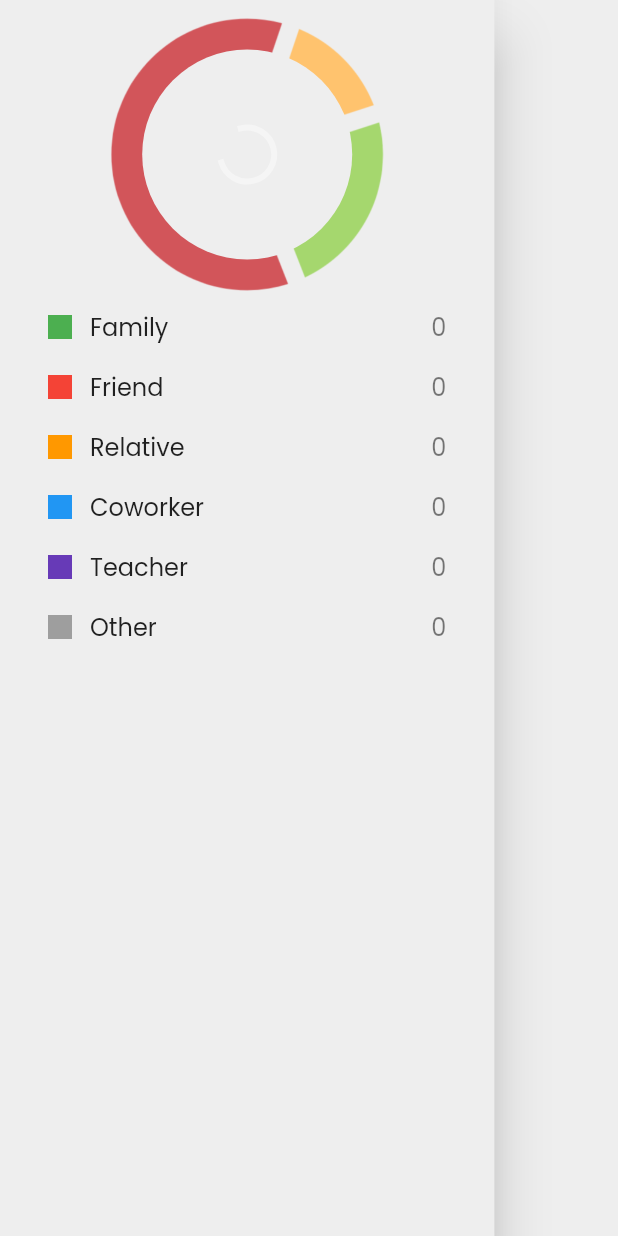
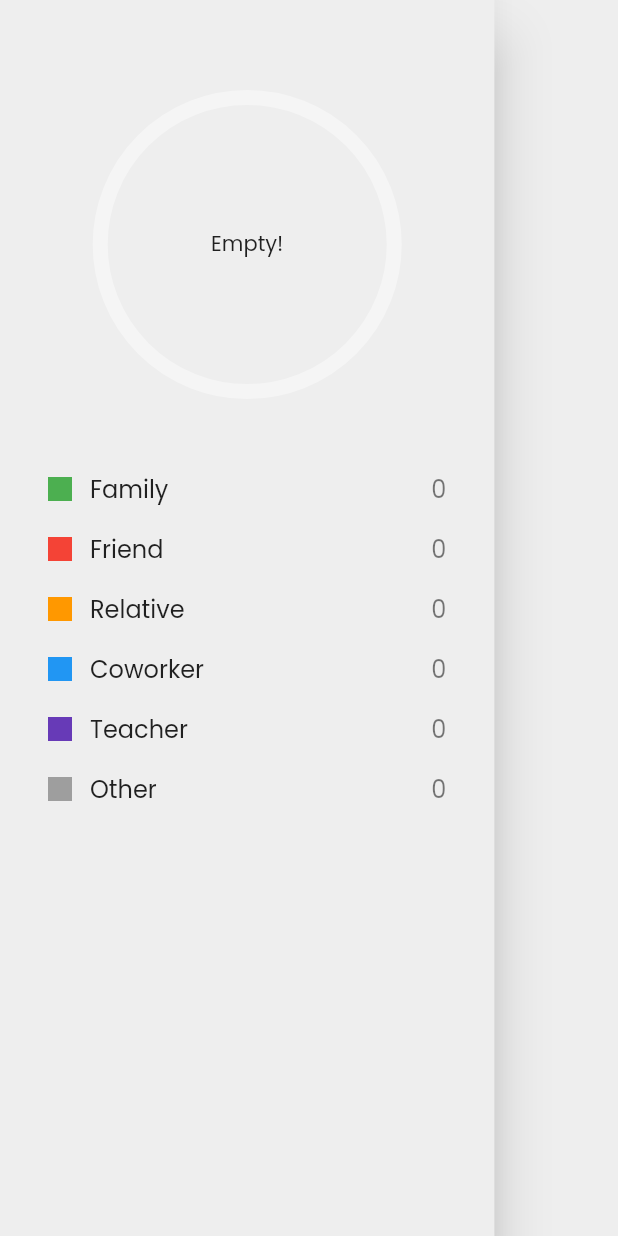
Before and after one commit to BishalTamangDev/linklocker_flutter, a Flutter app: the CustomDrawerWidget widget shown alone on an empty page, opened directly, on a phone screen of 412 x 824 dp. Run offline on Flutter 3.47's test engine with Material 3 defaults, Android fonts, the phone set to English and light mode, and no system bars; drawn by our look-alikes of fl_chart; our stand-ins replace flutter_image_compress, go_router, image_picker, qr_flutter, share_plus, sqflite; missing offline and left inert: mobile_scanner; accounts and stored records are empty.

Commit message:
pie chart added

```diff
--- a/lib/features/presentation/home/widgets/custom_drawer_widget.dart
+++ b/lib/features/presentation/home/widgets/custom_drawer_widget.dart
@@ -1,3 +1,7 @@
+import 'dart:math';
+import 'dart:developer' as developer;
+
+import 'package:fl_chart/fl_chart.dart';
 import 'package:flutter/material.dart';
 import 'package:linklocker/core/constants/app_constants.dart';
 import 'package:linklocker/core/constants/app_functions.dart';
@@ -23,38 +27,162 @@ class _CustomDrawerWidgetState extends State<CustomDrawerWidget> {
   @override
   Widget build(BuildContext context) {
     var mediaQuery = MediaQuery.of(context);
+    var colorScheme = Theme.of(context).colorScheme;
+
     return Drawer(
       width: mediaQuery.size.width / 1.25,
       child: SingleChildScrollView(
         child: Column(
+          spacing: 16.0,
           children: [
+            const SizedBox(height: 44.0),
+
             // fl chart
             SizedBox(
-              width: mediaQuery.size.width / 1.25,
-              child: Column(
-                children: [
-                  SizedBox(height: mediaQuery.padding.top * 2),
-                  SizedBox(
-                    width: mediaQuery.size.width / 2,
-                    child: Stack(
+              width: mediaQuery.size.width / 2,
+              height: mediaQuery.size.width / 2,
+              child: FutureBuilder(
+                future: _chartData,
+                builder: (context, snapshot) {
+                  if (snapshot.connectionState == ConnectionState.done) {
+                    if (snapshot.hasError) {
+                      return Stack(
+                        alignment: Alignment.center,
+                        children: [
+                          PieChart(
+                            PieChartData(
+                              sections: [
+                                PieChartSectionData(
+                                  value: 1,
+                                  radius: 10,
+                                  title: "",
+                                  color: colorScheme.surface,
+                                )
+                              ],
+                            ),
+                          ),
+                          Text("An error occurred!"),
+                        ],
+                      );
+                    } else {
+                      if (!snapshot.hasData) {
+                        return Stack(
+                          alignment: Alignment.center,
+                          children: [
+                            PieChart(
+                              PieChartData(
+                                sections: [
+                                  PieChartSectionData(
+                                    value: 1,
+                                    radius: 10,
+                                    title: "No data found!",
+                                    color: colorScheme.surface,
+                                  )
+                                ],
+                              ),
+                            ),
+                            const Text("Empty!"),
+                          ],
+                        );
+                      } else {
+                        developer.log("Chart data :: ${snapshot.data}");
+
+                        bool empty = true;
+
+                        if (snapshot.data != null) {
+                          for (var chartData in snapshot.data!) {
+                            if (chartData['count'] != 0) {
+                              empty = false;
+                            }
+                          }
+                        }
+
+                        return empty
+                            ? Stack(
+                                alignment: Alignment.center,
+                                children: [
+                                  PieChart(
+                                    PieChartData(
+                                      sections: [
+                                        PieChartSectionData(
+                                          value: 1,
+                                          radius: 10,
+                                          title: "",
+                                          color: colorScheme.surface,
+                                        )
+                                      ],
+                                    ),
+                                  ),
+                                  const Text("Empty!"),
+                                ],
+                              )
+                            :
+                            //   actual chart here
+                            PieChart(
+                                PieChartData(
+                                  sections: [
+                                    ...snapshot.data!.map(
+                                      (chartData) {
+                                        double value = double.parse(
+                                            "${chartData['count']}");
+                                        double radius = 5.0;
+
+                                        if (value > 5) {
+                                          radius = (value < 40)
+                                              ? double.parse(
+                                                  "${chartData['count']}")
+                                              : 40.0;
+                                        }
+
+                                        String title =
+                                            AppFunctions.getCapitalizedWords(
+                                                chartData['category']);
+                                        Color color =
+                                            AppFunctions.getCategoryColor(
+                                                chartData['category']);
+                                        return PieChartSectionData(
+                                          value: value,
+                                          radius: radius,
+                                          title: title,
+                                          color: color,
+                                        );
+                                      },
+                                    ),
+                                  ],
+                                ),
+                              );
+                      }
+                    }
+                  } else {
+                    //   loading
+                    return Stack(
                       alignment: Alignment.center,
                       children: [
-                        Image.asset('assets/images/pie_chart.png'),
-                        CircleAvatar(
-                          radius: 70.0,
-                          backgroundColor: Theme.of(context).canvasColor,
+                        PieChart(
+                          PieChartData(
+                            sections: [
+                              PieChartSectionData(
+                                value: 1,
+                                radius: 10,
+                                title: "",
+                                color: colorScheme.surface,
+                              )
+                            ],
+                          ),
                         ),
                         CircularProgressIndicator(
-                          color: Theme.of(context).colorScheme.surface,
+                          color: colorScheme.surface,
                         ),
                       ],
-                    ),
-                  ),
-                  SizedBox(height: mediaQuery.padding.top * 1.5),
-                ],
+                    );
+                  }
+                },
               ),
             ),
 
+            const SizedBox(height: 16.0),
+
+            // category index
             Padding(
               padding: const EdgeInsets.symmetric(horizontal: 32),
               child: FutureBuilder(
```
Also changed, not shown: pubspec.lock.
